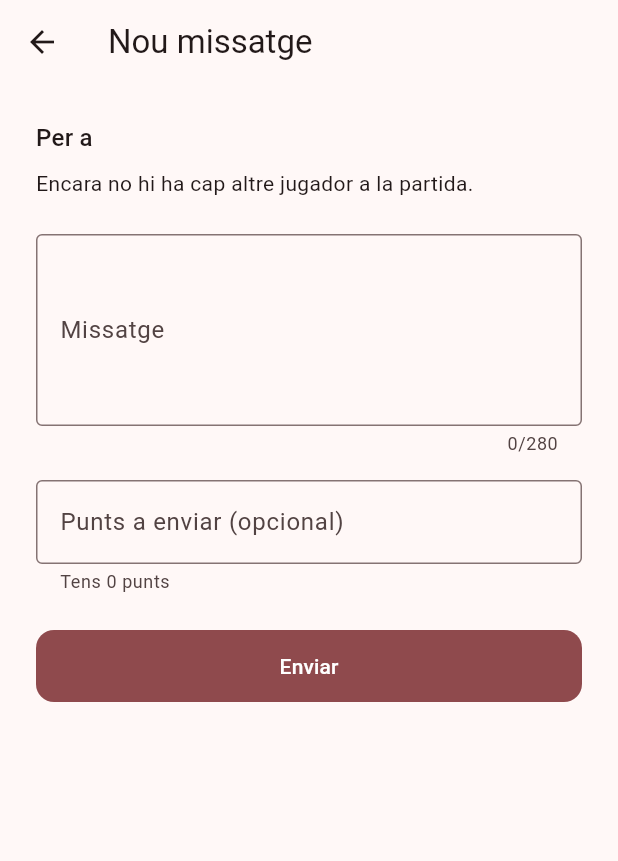
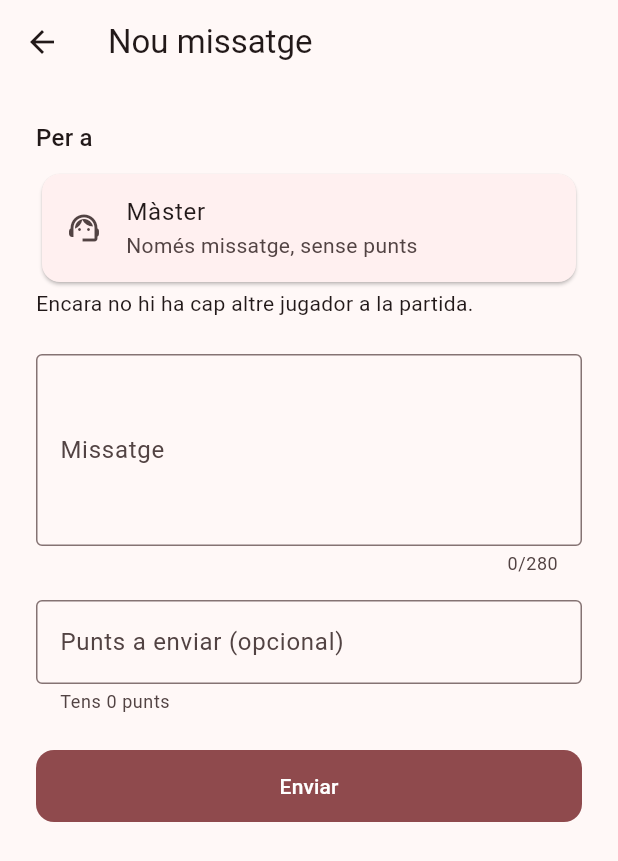
Before and after one commit to Draquian/XGames-Jordi, a Flutter app: the ComposeMessageScreen screen opened directly, on a phone screen of 412 x 824 dp. Shown: the top 861 px of the screen. Run offline on Flutter 3.47's test engine with Material 3 defaults, Android fonts, the phone set to English and light mode, and no system bars; our stand-ins replace qr_flutter, shared_preferences, sqflite, wakelock_plus; missing offline and left inert: mobile_scanner, network_info_plus; accounts and stored records are empty.

Commit message:
msg to master

```diff
--- /dev/null
+++ b/lib/data/local/master_prefs.dart
@@ -0,0 +1,19 @@
+import 'package:shared_preferences/shared_preferences.dart';
+
+/// Preferències locals mínimes del dispositiu del MÀSTER.
+class MasterPrefs {
+  static const _lastSeenMessageKey =
+      'navidad_jordi_master_last_seen_message_ms';
+
+  /// Marca de temps (ms) del darrer missatge de jugador que el màster ja ha
+  /// vist; serveix per comptar els missatges sense llegir.
+  static Future<int> loadLastSeenMessageMs() async {
+    final prefs = await SharedPreferences.getInstance();
+    return prefs.getInt(_lastSeenMessageKey) ?? 0;
+  }
+
+  static Future<void> saveLastSeenMessageMs(int ms) async {
+    final prefs = await SharedPreferences.getInstance();
+    await prefs.setInt(_lastSeenMessageKey, ms);
+  }
+}
--- a/lib/data/models/player_message_model.dart
+++ b/lib/data/models/player_message_model.dart
@@ -1,3 +1,7 @@
+/// Identificador especial que fa servir un jugador per escriure al màster
+/// (el màster no és un jugador, així que no té identificador propi).
+const String masterRecipientId = 'master';
+
 /// Un missatge privat entre dos jugadors, amb una transferència de punts
 /// opcional (`points` > 0). Només el veuen el remitent i el destinatari.
 class PlayerMessageModel {
--- a/lib/features/player/compose_message_screen.dart
+++ b/lib/features/player/compose_message_screen.dart
@@ -1,6 +1,7 @@
 import 'package:flutter/material.dart';
 import 'package:provider/provider.dart';
 
+import '../../data/models/player_message_model.dart';
 import '../../state/player_state.dart';
 
 /// Escriure un missatge privat a un altre jugador i, si es vol, enviar-li
@@ -49,6 +50,8 @@ class _ComposeMessageScreenState extends State<ComposeMessageScreen> {
       case 'timeout':
         return "No s'ha pogut confirmar l'enviament. Mira els teus missatges "
             "i resultats abans de tornar-ho a provar.";
+      case 'points_to_master':
+        return "Al màster no se li poden enviar punts.";
       case 'busy':
         return "Encara s'està enviant l'anterior.";
       default:
@@ -65,7 +68,9 @@ class _ComposeMessageScreenState extends State<ComposeMessageScreen> {
     }
 
     final body = _bodyController.text.trim();
-    final pointsText = _pointsController.text.trim();
+    final pointsText = recipientId == masterRecipientId
+        ? ''
+        : _pointsController.text.trim();
     final points = pointsText.isEmpty ? 0 : int.tryParse(pointsText);
     if (points == null || points < 0) {
       setState(() => _error = "Els punts han de ser un número enter positiu.");
@@ -143,6 +148,24 @@ class _ComposeMessageScreenState extends State<ComposeMessageScreen> {
         children: [
           Text("Per a", style: Theme.of(context).textTheme.titleMedium),
           const SizedBox(height: 8),
+          Card(
+            color: _recipientId == masterRecipientId
+                ? scheme.primaryContainer
+                : null,
+            child: ListTile(
+              leading: Icon(
+                _recipientId == masterRecipientId
+                    ? Icons.check_circle
+                    : Icons.support_agent,
+              ),
+              title: const Text("Màster"),
+              subtitle: const Text("Només missatge, sense punts"),
+              onTap: () => setState(() {
+                _recipientId = masterRecipientId;
+                _pointsController.clear();
+              }),
+            ),
+          ),
           if (recipients.isEmpty)
             const Text("Encara no hi ha cap altre jugador a la partida.")
           else
@@ -175,9 +198,12 @@ class _ComposeMessageScreenState extends State<ComposeMessageScreen> {
           TextField(
             controller: _pointsController,
             keyboardType: TextInputType.number,
+            enabled: _recipientId != masterRecipientId,
             decoration: InputDecoration(
               labelText: "Punts a enviar (opcional)",
-              helperText: "Tens ${playerState.myTotalPoints} punts",
+              helperText: _recipientId == masterRecipientId
+                  ? "Al màster no se li poden enviar punts"
+                  : "Tens ${playerState.myTotalPoints} punts",
             ),
           ),
           if (_error != null)
```
Also changed, not shown: lib/data/local/master_database.dart (+14 -0 lines), lib/features/master/master_lobby_screen.dart (+19 -4 lines), lib/features/master/master_message_toaster.dart (added, +54 -0 lines), lib/features/master/master_messages_screen.dart (added, +60 -0 lines), lib/state/master_state.dart (+75 -1 lines).
